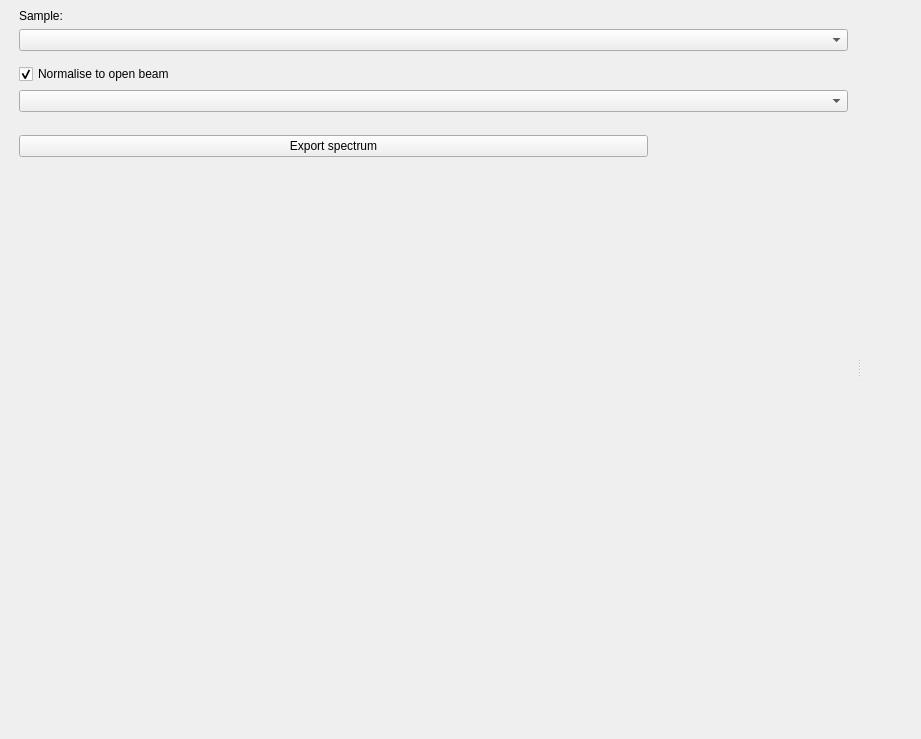
mantidproject/mantidimaging, file mantidimaging/gui/ui/spectrum_viewer.ui: the form before one commit.
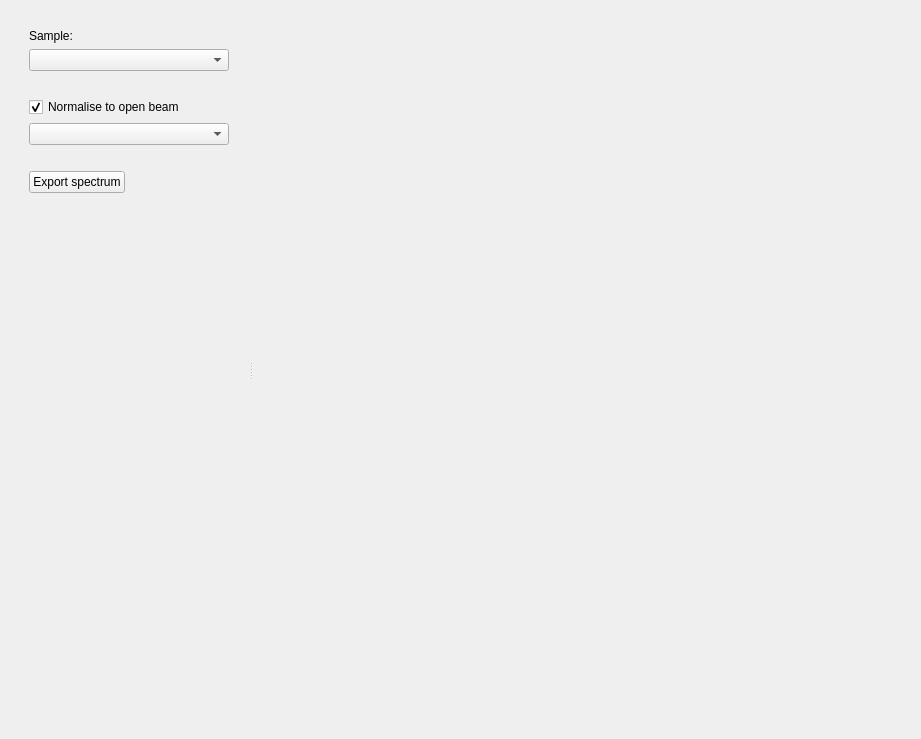
The form after the commit. Custom widgets are drawn as their Qt base class.

Commit message:
spectrum_viewer: adjust layout
Put a vertical layout at the top level so that the splitter can resize with the window

Put QWidgets at the top of each splitter panel so their size can be controlled more easily

Fiddle with spacers

The edit to the form file:
```diff
--- a/mantidimaging/gui/ui/spectrum_viewer.ui
+++ b/mantidimaging/gui/ui/spectrum_viewer.ui
@@ -14,34 +14,31 @@
    <string>Spectrum Viewer</string>
   </property>
   <widget class="QWidget" name="centralwidget">
+   <layout class="QVBoxLayout" name="verticalLayout">
+    <item>
    <widget class="QSplitter" name="splitter">
-    <property name="geometry">
-     <rect>
-      <x>10</x>
-      <y>0</y>
-      <width>900</width>
-      <height>733</height>
-     </rect>
-    </property>
     <property name="orientation">
      <enum>Qt::Horizontal</enum>
     </property>
-    <widget class="QWidget" name="verticalLayoutWidget">
-     <layout class="QVBoxLayout" name="optionsLayout" stretch="0,0,0,0,0,0,0,0">
-      <property name="sizeConstraint">
-       <enum>QLayout::SetDefaultConstraint</enum>
-      </property>
+      <widget class="QWidget" name="optionsLayout" native="true">
+       <property name="sizePolicy">
+        <sizepolicy hsizetype="Preferred" vsizetype="MinimumExpanding">
+         <horstretch>0</horstretch>
+         <verstretch>0</verstretch>
+        </sizepolicy>
+       </property>
+       <layout class="QVBoxLayout" name="verticalLayout_2">
       <property name="leftMargin">
-       <number>9</number>
+         <number>20</number>
       </property>
       <property name="topMargin">
-       <number>9</number>
+         <number>20</number>
       </property>
       <property name="rightMargin">
-       <number>9</number>
+         <number>20</number>
       </property>
       <property name="bottomMargin">
-       <number>9</number>
+         <number>20</number>
       </property>
       <item>
        <widget class="QLabel" name="sampleLabel">
@@ -57,7 +54,20 @@
        </widget>
       </item>
       <item>
-       <widget class="DatasetSelectorWidgetView" name="sampleStackSelector"/>
+         <widget class="DatasetSelectorWidgetView" name="sampleStackSelector">
+          <property name="sizePolicy">
+           <sizepolicy hsizetype="Maximum" vsizetype="Fixed">
+            <horstretch>0</horstretch>
+            <verstretch>0</verstretch>
+           </sizepolicy>
+          </property>
+          <property name="minimumSize">
+           <size>
+            <width>200</width>
+            <height>0</height>
+           </size>
+          </property>
+         </widget>
       </item>
       <item>
        <spacer name="dropdownSpacer">
@@ -65,12 +75,12 @@
          <enum>Qt::Vertical</enum>
         </property>
         <property name="sizeType">
-         <enum>QSizePolicy::Maximum</enum>
+           <enum>QSizePolicy::Fixed</enum>
         </property>
         <property name="sizeHint" stdset="0">
          <size>
           <width>20</width>
-          <height>40</height>
+            <height>20</height>
          </size>
         </property>
        </spacer>
@@ -93,6 +103,18 @@
         <property name="enabled">
          <bool>true</bool>
         </property>
+          <property name="sizePolicy">
+           <sizepolicy hsizetype="Maximum" vsizetype="Fixed">
+            <horstretch>0</horstretch>
+            <verstretch>0</verstretch>
+           </sizepolicy>
+          </property>
+          <property name="minimumSize">
+           <size>
+            <width>200</width>
+            <height>0</height>
+           </size>
+          </property>
         <property name="frame">
          <bool>true</bool>
         </property>
@@ -104,78 +126,69 @@
          <enum>Qt::Vertical</enum>
         </property>
         <property name="sizeType">
-         <enum>QSizePolicy::Maximum</enum>
+           <enum>QSizePolicy::Fixed</enum>
         </property>
         <property name="sizeHint" stdset="0">
          <size>
           <width>20</width>
-          <height>50</height>
+            <height>20</height>
          </size>
         </property>
        </spacer>
       </item>
-      <item>
-       <layout class="QHBoxLayout" name="horizontalLayout">
         <item>
          <widget class="QPushButton" name="exportButton">
+          <property name="sizePolicy">
+           <sizepolicy hsizetype="Maximum" vsizetype="Fixed">
+            <horstretch>0</horstretch>
+            <verstretch>0</verstretch>
+           </sizepolicy>
+          </property>
+          <property name="minimumSize">
+           <size>
+            <width>0</width>
+            <height>0</height>
+           </size>
+          </property>
           <property name="text">
            <string>Export spectrum</string>
           </property>
          </widget>
         </item>
         <item>
-         <spacer name="horizontalSpacer">
-          <property name="orientation">
-           <enum>Qt::Horizontal</enum>
-          </property>
-          <property name="sizeType">
-           <enum>QSizePolicy::Preferred</enum>
-          </property>
-          <property name="sizeHint" stdset="0">
-           <size>
-            <width>200</width>
-            <height>20</height>
-           </size>
-          </property>
-         </spacer>
-        </item>
-       </layout>
-      </item>
-      <item>
        <spacer name="verticalSpacer">
         <property name="orientation">
          <enum>Qt::Vertical</enum>
         </property>
         <property name="sizeType">
-         <enum>QSizePolicy::Preferred</enum>
+           <enum>QSizePolicy::MinimumExpanding</enum>
         </property>
         <property name="sizeHint" stdset="0">
          <size>
           <width>20</width>
-          <height>600</height>
+            <height>20</height>
          </size>
         </property>
        </spacer>
       </item>
      </layout>
     </widget>
-    <widget class="QWidget" name="verticalLayoutWidget_2">
-     <layout class="QVBoxLayout" name="imageLayout">
-      <property name="leftMargin">
-       <number>9</number>
-      </property>
-      <property name="topMargin">
-       <number>9</number>
-      </property>
-      <property name="rightMargin">
-       <number>9</number>
-      </property>
-      <property name="bottomMargin">
-       <number>9</number>
-      </property>
+      <widget class="QWidget" name="rightWidget" native="true">
+       <property name="sizePolicy">
+        <sizepolicy hsizetype="MinimumExpanding" vsizetype="MinimumExpanding">
+         <horstretch>1</horstretch>
+         <verstretch>0</verstretch>
+        </sizepolicy>
+       </property>
+       <layout class="QVBoxLayout" name="verticalLayout_3">
+        <item>
+         <layout class="QVBoxLayout" name="imageLayout"/>
+        </item>
      </layout>
     </widget>
    </widget>
+    </item>
+   </layout>
   </widget>
  </widget>
  <customwidgets>
```
Lines whose indentation alone changed are shown as unchanged.
